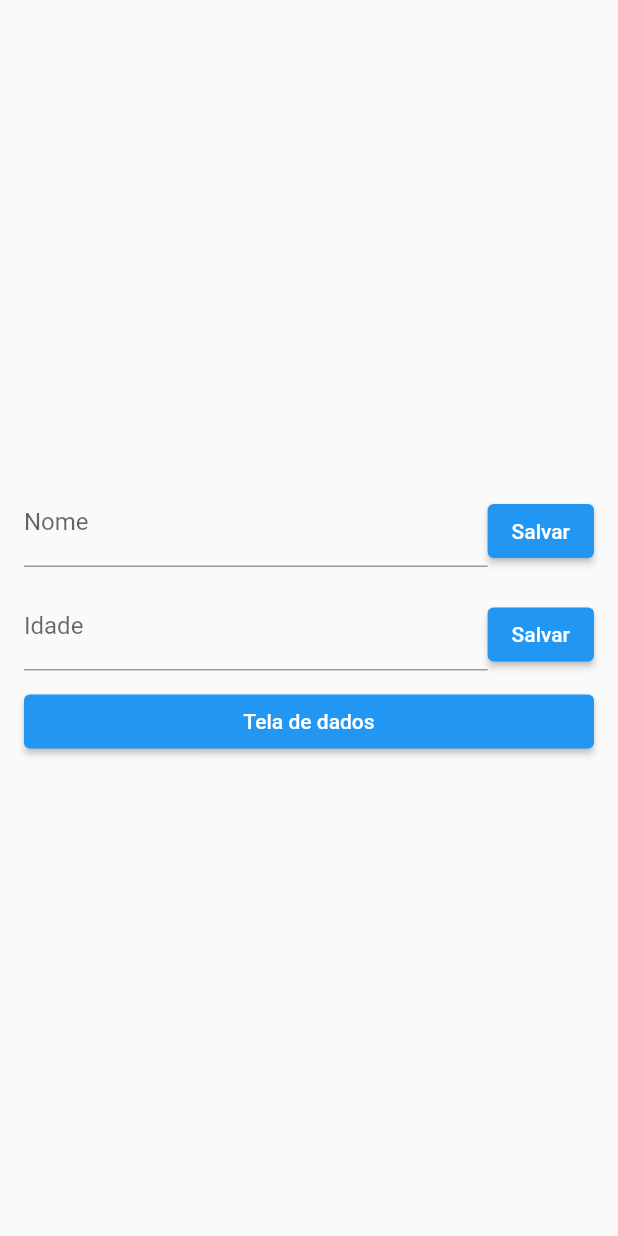
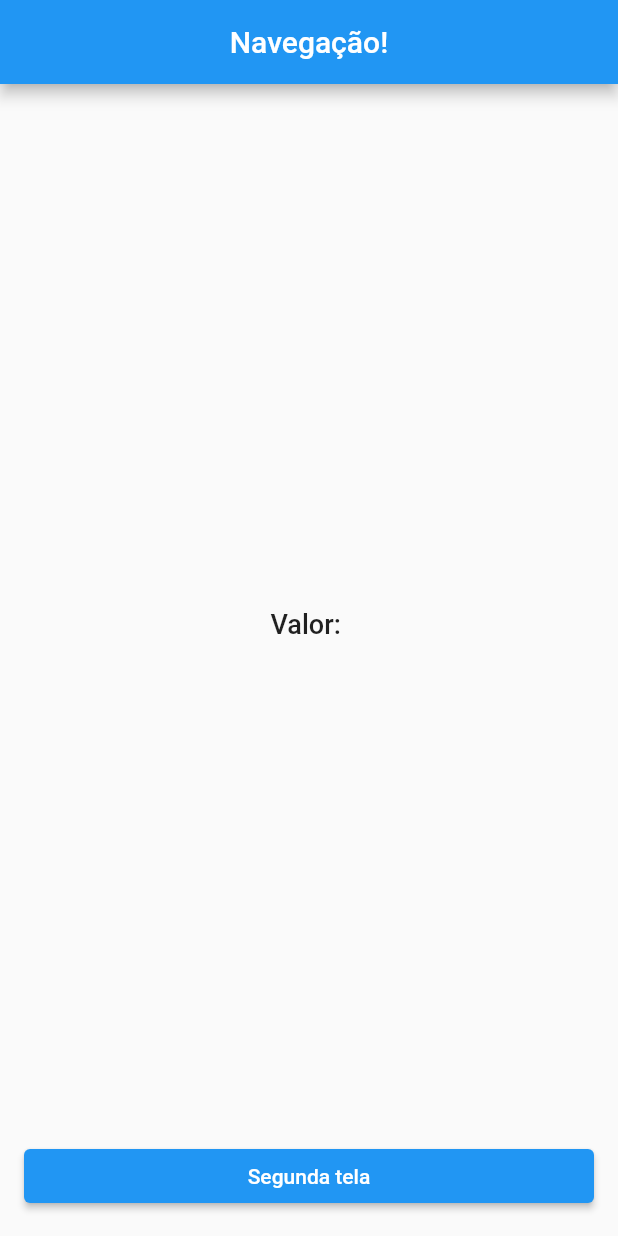
Before and after one commit to aloisiomartinez/getx_flutter_study, a Flutter app: the screen it shows after launch, on a phone screen of 412 x 824 dp. Run offline on Flutter 3.47's test engine with Material 2 defaults, Android fonts, the phone set to English and light mode, and no system bars; our stand-ins replace get.

Commit message:
navigation with getX

```diff
--- a/lib/main.dart
+++ b/lib/main.dart
@@ -1,9 +1,8 @@
 import 'package:flutter/material.dart';
 import 'package:get/get.dart';
+import 'package:getx_app_test/navigation.dart';
 import 'package:getx_app_test/user_controller.dart';
 import 'package:getx_app_test/value_controller.dart';
-
-import 'dependency_injection.dart';
 
 void main() {
   //Get.put<UserController>(UserController());
@@ -17,12 +16,12 @@ class MyApp extends StatelessWidget {
 
   @override
   Widget build(BuildContext context) {
-    return MaterialApp(
+    return GetMaterialApp(
         title: 'Flutter Demo',
         theme: ThemeData(
           primarySwatch: Colors.blue,
         ),
-        home: DependencyInjection());
+        home: const NavigationPage());
   }
 }
 
--- /dev/null
+++ b/lib/navigation.dart
@@ -0,0 +1,101 @@
+import 'package:flutter/material.dart';
+import 'package:get/get.dart';
+
+class NavigationPage extends StatelessWidget {
+  const NavigationPage({Key? key}) : super(key: key);
+
+  @override
+  Widget build(BuildContext context) {
+    return Scaffold(
+      appBar: AppBar(
+        title: const Text('Navegação!'),
+        centerTitle: true,
+      ),
+      body: Padding(
+        padding: const EdgeInsets.all(16),
+        child: Column(
+          crossAxisAlignment: CrossAxisAlignment.stretch,
+          children: [
+            const Expanded(
+              child: Center(
+                // Apresentação de valor
+                child: Text(
+                  'Valor: ',
+                  style: TextStyle(
+                    fontSize: 18,
+                    fontWeight: FontWeight.w500,
+                  ),
+                ),
+              ),
+            ),
+
+            // Botão para navegação
+            ElevatedButton(
+              onPressed: () async {
+                // final result = await Navigator.of(context).push(
+                //   MaterialPageRoute(
+                //     builder: (context) {
+                //       return DataScreen();
+                //     },
+                //   ),
+                // );
+
+                //print(result);
+
+                //Get.toNamed("/signin");
+
+                final result = await Get.to(() => DataScreen());
+
+                print(result);
+              },
+              child: const Text('Segunda tela'),
+            ),
+          ],
+        ),
+      ),
+    );
+  }
+}
+
+class DataScreen extends StatelessWidget {
+  DataScreen({Key? key}) : super(key: key);
+
+  final textController = TextEditingController();
+
+  @override
+  Widget build(BuildContext context) {
+    return Scaffold(
+      appBar: AppBar(
+        title: const Text('Definição de dado'),
+        centerTitle: true,
+      ),
+      body: Padding(
+        padding: const EdgeInsets.all(16),
+        child: Column(
+          mainAxisAlignment: MainAxisAlignment.center,
+          children: [
+            // Campo de definição de valor
+            TextField(
+              controller: textController,
+            ),
+
+            // Espaçamento
+            const SizedBox(height: 10),
+
+            // Botão para voltar passando o valor
+            ElevatedButton(
+              onPressed: () {
+                final value = textController.text;
+                // Navigator.of(context).pop(value);
+                // Get.back();
+
+                Get.back(result: value);
+              },
+              child: const Text('Retornar'),
+            ),
+          ],
+        ),
+      ),
+    );
+  }
+}
```
